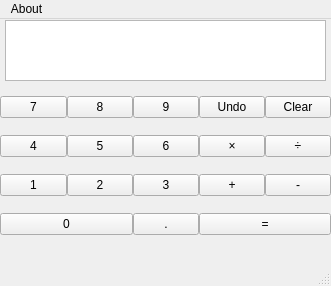
Qt form PyCalc/Assets/design.ui (416d72/PyCalc) before a commit.
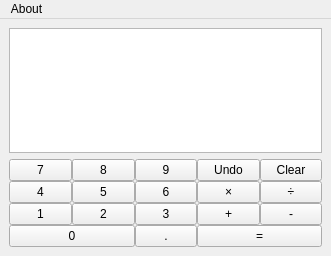
The same form after that commit.

The edit to the form file:
```diff
--- a/PyCalc/Assets/design.ui
+++ b/PyCalc/Assets/design.ui
@@ -7,19 +7,19 @@
     <x>0</x>
     <y>0</y>
     <width>331</width>
-    <height>286</height>
+    <height>256</height>
    </rect>
   </property>
   <property name="minimumSize">
    <size>
     <width>331</width>
-    <height>275</height>
+    <height>256</height>
    </size>
   </property>
   <property name="maximumSize">
    <size>
-    <width>541</width>
-    <height>1000</height>
+    <width>445</width>
+    <height>256</height>
    </size>
   </property>
   <property name="windowTitle">
@@ -32,15 +32,42 @@
    <bool>true</bool>
   </property>
   <widget class="QWidget" name="centralwidget">
-   <widget class="QWidget" name="gridLayoutWidget">
-    <property name="geometry">
-     <rect>
-      <x>0</x>
-      <y>60</y>
-      <width>331</width>
-      <height>176</height>
-     </rect>
-    </property>
+   <layout class="QVBoxLayout" name="verticalLayout">
+    <item>
+     <widget class="QTextBrowser" name="output">
+      <property name="font">
+       <font>
+        <weight>50</weight>
+        <bold>false</bold>
+       </font>
+      </property>
+      <property name="contextMenuPolicy">
+       <enum>Qt::NoContextMenu</enum>
+      </property>
+      <property name="layoutDirection">
+       <enum>Qt::LeftToRight</enum>
+      </property>
+      <property name="frameShadow">
+       <enum>QFrame::Raised</enum>
+      </property>
+      <property name="verticalScrollBarPolicy">
+       <enum>Qt::ScrollBarAlwaysOff</enum>
+      </property>
+      <property name="horizontalScrollBarPolicy">
+       <enum>Qt::ScrollBarAsNeeded</enum>
+      </property>
+      <property name="readOnly">
+       <bool>true</bool>
+      </property>
+      <property name="overwriteMode">
+       <bool>false</bool>
+      </property>
+      <property name="openLinks">
+       <bool>false</bool>
+      </property>
+     </widget>
+    </item>
+    <item>
     <layout class="QGridLayout" name="gridLayout">
      <property name="sizeConstraint">
       <enum>QLayout::SetNoConstraint</enum>
@@ -238,47 +265,8 @@
       </widget>
      </item>
     </layout>
-   </widget>
-   <widget class="QTextBrowser" name="output">
-    <property name="geometry">
-     <rect>
-      <x>5</x>
-      <y>1</y>
-      <width>321</width>
-      <height>61</height>
-     </rect>
-    </property>
-    <property name="font">
-     <font>
-      <weight>50</weight>
-      <bold>false</bold>
-     </font>
-    </property>
-    <property name="contextMenuPolicy">
-     <enum>Qt::NoContextMenu</enum>
-    </property>
-    <property name="layoutDirection">
-     <enum>Qt::LeftToRight</enum>
-    </property>
-    <property name="frameShadow">
-     <enum>QFrame::Raised</enum>
-    </property>
-    <property name="verticalScrollBarPolicy">
-     <enum>Qt::ScrollBarAlwaysOff</enum>
-    </property>
-    <property name="horizontalScrollBarPolicy">
-     <enum>Qt::ScrollBarAsNeeded</enum>
-    </property>
-    <property name="readOnly">
-     <bool>true</bool>
-    </property>
-    <property name="overwriteMode">
-     <bool>false</bool>
-    </property>
-    <property name="openLinks">
-     <bool>false</bool>
-    </property>
-   </widget>
+    </item>
+   </layout>
   </widget>
   <widget class="QMenuBar" name="menubar">
    <property name="enabled">
@@ -306,7 +294,6 @@
    </widget>
    <addaction name="menuAbout"/>
   </widget>
-  <widget class="QStatusBar" name="statusbar"/>
   <action name="actionExit">
    <property name="text">
     <string>Exit</string>
```
Lines whose indentation alone changed are shown as unchanged.
